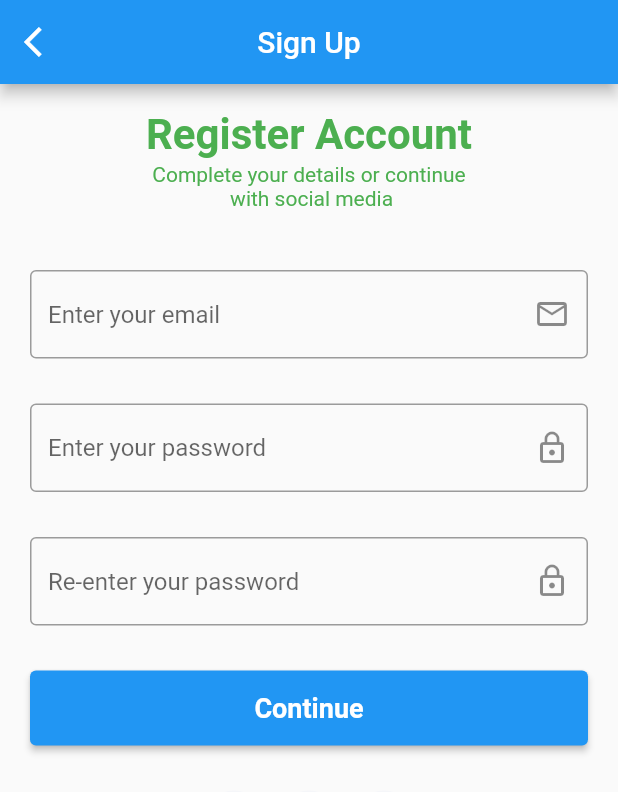
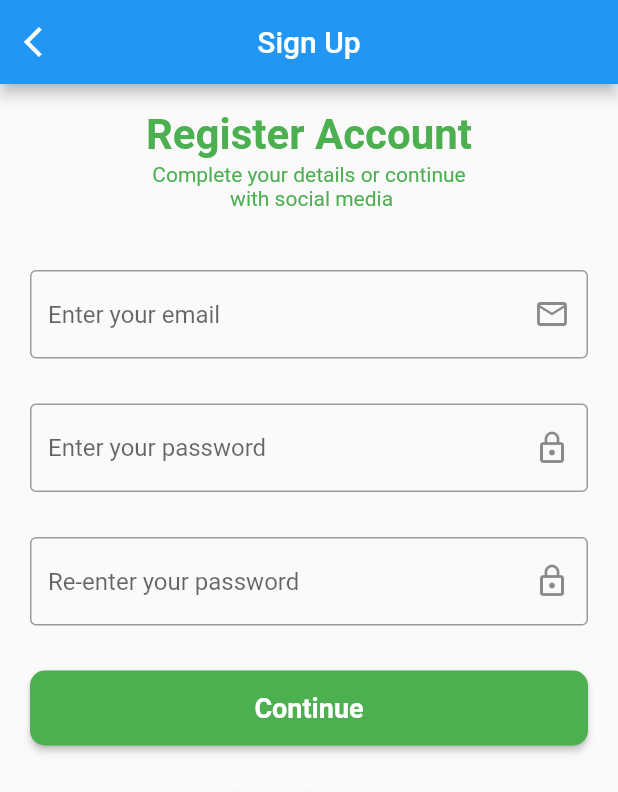
Before and after one commit to Ritosu1123/thuc, a Flutter app: the screen it shows after launch, after a tap on "SignUp", on a phone screen of 412 x 824 dp. Shown: the top 792 px of the screen. Run offline on Flutter 3.47's test engine with Material 2 defaults, Android fonts, the light colour scheme and no system bars; our stand-ins replace convert, flutter_svg, flutter_tags, fluttertoast, shared_preferences; missing offline and left inert: dart:js; network calls fail.

Commit message:
fix dump stuff

```diff
--- a/lib/signin/components/signin_form.dart
+++ b/lib/signin/components/signin_form.dart
@@ -153,18 +153,17 @@ class _SigninFormState extends State<SigninForm> {
                     height: 5,
                   ),
                   SizedBox(
-                      height: 5,
-                    ),
-                    SizedBox(
                     height: 50,
                     width: MediaQuery.of(context).size.width,
                     child: ElevatedButton(
                       onPressed: () {
                         signIn();
                       },
+                      style: ElevatedButton.styleFrom(
                         shape: RoundedRectangleBorder(
                             borderRadius: BorderRadius.circular(10)),
-                        color: Colors.green,
+                        primary: Colors.green,
+                      ),
                       child: Text(
                         "Continue",
                         style: TextStyle(
--- a/lib/signup/components/signup_form.dart
+++ b/lib/signup/components/signup_form.dart
@@ -58,10 +58,12 @@ class _SignUpFormState extends State<SignUpForm> {
                           User(username: email.text, password: conform.text));
                     }*/
                 },
-                shape: RoundedRectangleBorder(
-                  borderRadius: BorderRadius.circular(10),
+                style: ElevatedButton.styleFrom(
+                  shape: RoundedRectangleBorder(
+                    borderRadius: BorderRadius.circular(10),
+                  ),
+                  primary: Colors.green,
                 ),
-                color: Colors.green,
                 child: Text(
                   "Continue",
                   style: TextStyle(
```
Also changed, not shown: lib/homepage/components/fragment/account_detail.dart (+6 -3 lines). Lines whose indentation alone changed are shown as unchanged.
